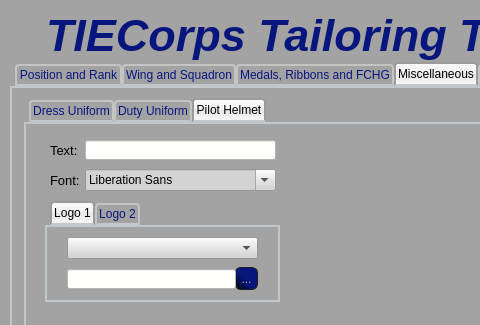
Old version of the form data/uis/ttt.ui in the repository SmTaUcM/TTT3; both pictures show x 0 to 480 and y 0 to 325 of the 661 by 443 pixel window.
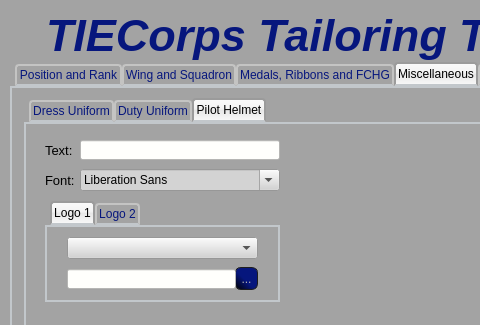
New version of the form. The open tabs and pages were chosen to show the change. Icons and pictures are not drawn.

Commit message: Misc tab minor corrections.

The edit to the form file:
```diff
--- a/data/uis/ttt.ui
+++ b/data/uis/ttt.ui
@@ -2387,7 +2387,7 @@
        <widget class="QLabel" name="lbl_hemText">
         <property name="geometry">
          <rect>
-          <x>24</x>
+          <x>19</x>
           <y>18</y>
           <width>31</width>
           <height>16</height>
@@ -2406,9 +2406,9 @@
        <widget class="QFontComboBox" name="fcb_hemlFont">
         <property name="geometry">
          <rect>
-          <x>59</x>
+          <x>54</x>
           <y>45</y>
-          <width>191</width>
+          <width>200</width>
           <height>22</height>
          </rect>
         </property>
@@ -2628,7 +2628,7 @@
        <widget class="QLabel" name="lbl_hemFont">
         <property name="geometry">
          <rect>
-          <x>24</x>
+          <x>19</x>
           <y>48</y>
           <width>31</width>
           <height>16</height>
@@ -2647,9 +2647,9 @@
        <widget class="QLineEdit" name="le_helmText">
         <property name="geometry">
          <rect>
-          <x>59</x>
+          <x>54</x>
           <y>16</y>
-          <width>191</width>
+          <width>200</width>
           <height>20</height>
          </rect>
         </property>
```
Left out of the diff: 2 changed lines with no effect on the pictures.
